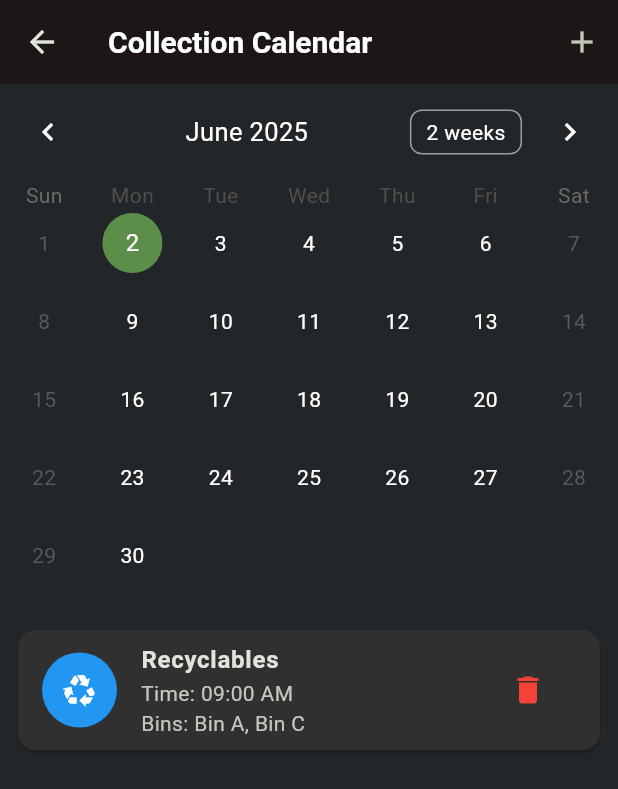
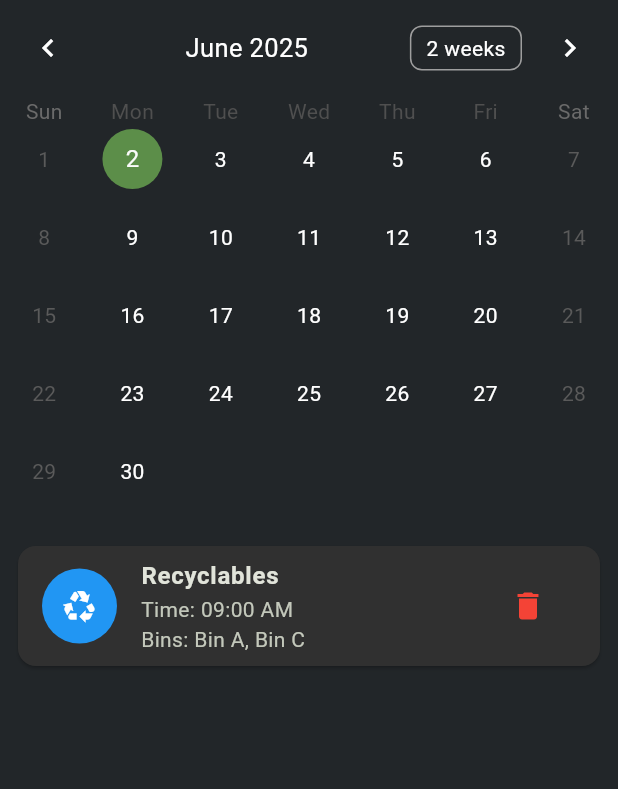
Before and after one commit to cepdnaclk/e20-3yp-Smart-Waste-Management-System, a Flutter app: the CollectionCalendarScreen screen opened by its route, on a phone screen of 412 x 824 dp. Shown: the top 789 px of the screen. Run offline on Flutter 3.47's test engine with Material 3 defaults, Android fonts, the light colour scheme and no system bars; drawn by our look-alikes of table_calendar; network calls fail.

Commit message:
calendar screen done

```diff
--- a/bin_owner_mobile_app/lib/screens/calendar.dart
+++ b/bin_owner_mobile_app/lib/screens/calendar.dart
@@ -51,16 +51,16 @@ class _CollectionCalendarScreenState extends State<CollectionCalendarScreen> {
   Widget build(BuildContext context) {
     return Scaffold(
       backgroundColor: AppColors.background,
-      appBar: AppBar(
-        title: const Text('Collection Calendar'),
-        actions: [
-          IconButton(
-            icon: const Icon(Icons.add),
-            onPressed: _scheduleNewCollection,
-            tooltip: 'Schedule Collection',
-          ),
-        ],
-      ),
+      // appBar: AppBar(
+      //   title: const Text('Collection Calendar'),
+      //   actions: [
+      //     IconButton(
+      //       icon: const Icon(Icons.add),
+      //       onPressed: _scheduleNewCollection,
+      //       tooltip: 'Schedule Collection',
+      //     ),
+      //   ],
+      // ),
       body: Column(
         children: [
           TableCalendar(
```
